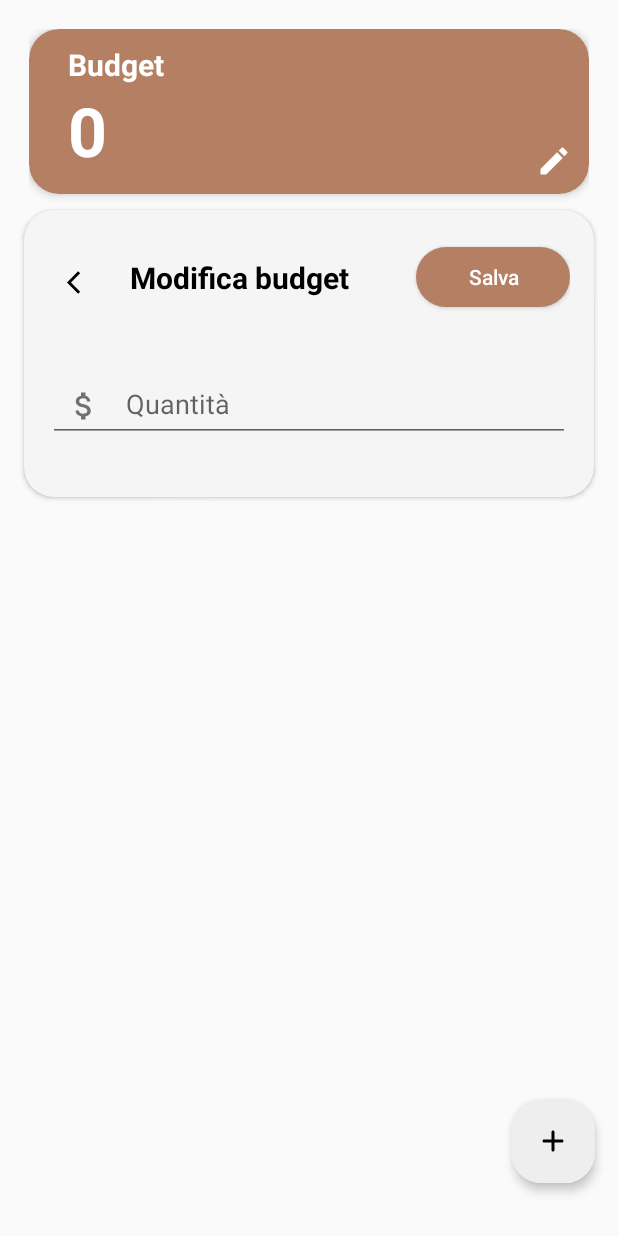
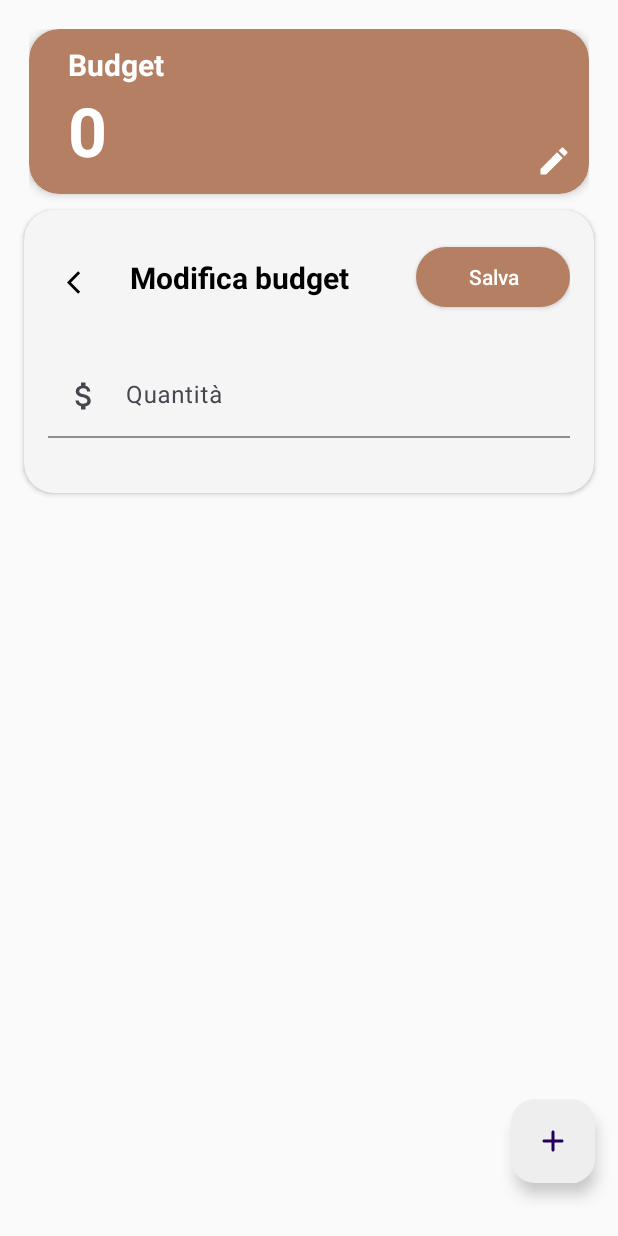
Before and after one commit to sanaa0209/TripTales, an Android app: the fragment SpeseFragment shown on its own in the app's theme, after a tap on "Modifica", on a phone screen of 412 x 824 dp. Run offline under Robolectric (Android 15) with nearby library versions, the phone set to English and light mode, and no system bars.

Commit message:
aggiustamenti errori nei campi

```diff
--- a/app/src/main/res/layout/activity_diary.xml
+++ b/app/src/main/res/layout/activity_diary.xml
@@ -18,12 +18,10 @@
             android:id="@+id/toolbar"
             android:layout_width="match_parent"
             android:layout_height="?attr/actionBarSize"
+            android:elevation="0dp"
             android:background="@color/primary"
-            android:elevation="4dp"
-            android:theme="@style/ThemeOverlay.AppCompat.ActionBar"
             app:menu="@menu/top_app_bar"
             app:navigationIcon="@drawable/baseline_menu_24"
-            app:popupTheme="@style/ThemeOverlay.AppCompat.Light"
             app:title="@string/app_name"
             app:titleCentered="true" />
 
@@ -32,7 +30,6 @@
             android:layout_width="match_parent"
             android:layout_height="wrap_content"
             app:layout_constraintTop_toBottomOf="@+id/toolbar"
-            app:tabIndicatorColor="@color/background_dark"
             app:tabGravity="fill"
             app:tabMode="fixed">
 
--- a/app/src/main/res/layout/activity_homepage.xml
+++ b/app/src/main/res/layout/activity_homepage.xml
@@ -13,10 +13,10 @@ android:orientation="vertical">
 
 <com.google.android.material.bottomnavigation.BottomNavigationView
     android:id="@+id/bottom_navigation"
+    android:layout_width="match_parent"
+    android:layout_height="wrap_content"
     android:background="@color/white"
     app:itemIconTint="@color/background_dark"
     app:itemTextColor="@color/background_dark"
-    android:layout_width="match_parent"
-    android:layout_height="wrap_content"
     app:menu="@menu/bottom_navigation_menu" />
 </LinearLayout>
--- a/app/src/main/res/layout/fragment_spese.xml
+++ b/app/src/main/res/layout/fragment_spese.xml
@@ -2,9 +2,11 @@
 <androidx.constraintlayout.widget.ConstraintLayout xmlns:android="http://schemas.android.com/apk/res/android"
     xmlns:app="http://schemas.android.com/apk/res-auto"
     xmlns:tools="http://schemas.android.com/tools"
+    android:theme="@style/Base.Theme.TripTales"
     android:layout_width="match_parent"
     android:layout_height="match_parent"
     android:orientation="vertical"
+    android:id="@+id/rootLayout"
     tools:context=".ui.diario.fragment.SpeseFragment">
 
     <LinearLayout
@@ -64,8 +66,8 @@
                     android:layout_gravity="bottom|end"
                     android:layout_weight="1"
                     android:background="@drawable/rounded_button"
+                    app:tint="@color/white"
                     android:backgroundTint="@color/secondary"
-                    app:tint="@color/white"
                     android:contentDescription="@string/buttonEditDescription"
                     android:src="@drawable/baseline_mode_edit_24" />
 
@@ -99,10 +101,11 @@
                 android:layout_height="wrap_content"
                 android:layout_marginTop="35dp"
                 android:paddingHorizontal="16dp"
+                app:trackColor="@color/white"
+                app:indicatorColor="@color/secondary"
+                app:trackStopIndicatorSize="0dp"
                 android:progress="0"
-                app:indicatorColor="@color/secondary"
                 app:indicatorTrackGapSize="0dp"
-                app:trackColor="@color/white"
                 app:trackCornerRadius="20dp"
                 app:trackThickness="10dp" />
 
@@ -125,7 +128,7 @@
                 android:textStyle="bold" />
 
             <Button
-                android:id="@+id/buttonViewAll"
+                android:id="@+id/buttonFilter"
                 android:layout_width="85dp"
                 android:layout_height="30dp"
                 android:layout_gravity="end"
@@ -164,8 +167,8 @@
         android:layout_height="wrap_content"
         android:layout_marginHorizontal="16dp"
         android:layout_marginTop="140dp"
+        app:cardCornerRadius="20dp"
         android:backgroundTint="@color/background_overlays"
-        app:cardCornerRadius="20dp"
         app:layout_constraintEnd_toEndOf="parent"
         app:layout_constraintHorizontal_bias="0.5"
         app:layout_constraintStart_toStartOf="parent"
@@ -221,6 +224,11 @@
             android:layout_marginTop="80dp"
             android:hint="@string/hintBudget"
             android:padding="16dp"
+            app:boxStrokeColor="@color/background_dark"
+            app:hintTextColor="@color/background_dark"
+            app:cursorColor="@color/secondary"
+            style="?attr/textInputFilledStyle"
+            app:boxBackgroundColor="@color/background_overlays"
             app:layout_constraintEnd_toEndOf="parent"
             app:layout_constraintHorizontal_bias="0.5"
             app:layout_constraintStart_toStartOf="parent"
@@ -233,9 +241,7 @@
                 android:id="@+id/inputBudget"
                 android:layout_width="match_parent"
                 android:layout_height="wrap_content"
-                android:textColorHighlight="@color/secondary"
-                android:inputType="number"
-                />
+                android:inputType="number" />
 
         </com.google.android.material.textfield.TextInputLayout>
 
@@ -244,7 +250,7 @@
     <androidx.cardview.widget.CardView
         android:id="@+id/cardAddSpesa"
         android:layout_width="match_parent"
-        android:layout_height="wrap_content"
+        android:layout_height="400dp"
         android:layout_marginHorizontal="16dp"
         android:layout_marginTop="18dp"
         android:backgroundTint="@color/background_overlays"
@@ -309,6 +315,11 @@
                 android:layout_marginTop="80dp"
                 android:hint="@string/hintBudget"
                 android:paddingHorizontal="16dp"
+                app:boxStrokeColor="@color/background_dark"
+                app:hintTextColor="@color/background_dark"
+                app:cursorColor="@color/secondary"
+                style="?attr/textInputFilledStyle"
+                app:boxBackgroundColor="@color/background_overlays"
                 app:errorEnabled="true"
                 app:helperTextEnabled="true"
                 app:startIconDrawable="@drawable/baseline_attach_money_24">
@@ -317,8 +328,7 @@
                     android:id="@+id/inputQuantitaSpesa"
                     android:layout_width="match_parent"
                     android:layout_height="wrap_content"
-                    android:inputType="number"
-                    android:textColorHighlight="@color/secondary" />
+                    android:inputType="number" />
 
             </com.google.android.material.textfield.TextInputLayout>
 
@@ -327,15 +337,21 @@
                 android:layout_width="match_parent"
                 android:layout_height="wrap_content"
                 android:paddingHorizontal="16dp"
+                app:boxStrokeColor="@color/background_dark"
+                app:hintTextColor="@color/background_dark"
+                app:cursorColor="@color/secondary"
+                style="?attr/textInputFilledStyle"
+                app:boxBackgroundColor="@color/background_overlays"
                 android:hint="@string/hintCategoria"
                 app:errorEnabled="true"
-                app:helperTextEnabled="true">
+                app:helperTextEnabled="true"
+                app:counterEnabled="true"
+                app:counterMaxLength="18">
 
                 <com.google.android.material.textfield.TextInputEditText
                     android:id="@+id/inputCategory"
                     android:layout_width="match_parent"
-                    android:layout_height="wrap_content"
-                    android:textColorHighlight="@color/secondary"/>
+                    android:layout_height="wrap_content" />
 
             </com.google.android.material.textfield.TextInputLayout>
 
@@ -345,14 +361,20 @@
                 android:layout_height="wrap_content"
                 android:hint="@string/hintDescription"
                 android:paddingHorizontal="16dp"
+                app:boxStrokeColor="@color/background_dark"
+                app:hintTextColor="@color/background_dark"
+                app:cursorColor="@color/secondary"
+                style="?attr/textInputFilledStyle"
+                app:boxBackgroundColor="@color/background_overlays"
                 app:errorEnabled="true"
-                app:helperTextEnabled="true">
+                app:helperTextEnabled="true"
+                app:counterEnabled="true"
+                app:counterMaxLength="18">
 
                 <com.google.android.material.textfield.TextInputEditText
                     android:id="@+id/inputDescription"
                     android:layout_width="match_parent"
-                    android:layout_height="wrap_content"
-                    android:textColorHighlight="@color/secondary"/>
+                    android:layout_height="wrap_content" />
 
             </com.google.android.material.textfield.TextInputLayout>
 
@@ -362,14 +384,20 @@
                 android:layout_height="wrap_content"
                 android:hint="@string/hintDate"
                 android:paddingHorizontal="16dp"
+                app:boxStrokeColor="@color/background_dark"
+                app:hintTextColor="@color/background_dark"
+                app:cursorColor="@color/secondary"
+                style="?attr/textInputFilledStyle"
+                app:boxBackgroundColor="@color/background_overlays"
                 app:errorEnabled="true"
-                app:helperTextEnabled="true">
+                app:helperTextEnabled="true"
+                app:counterEnabled="true"
+                app:counterMaxLength="10">
 
                 <com.google.android.material.textfield.TextInputEditText
                     android:id="@+id/inputDate"
                     android:layout_width="match_parent"
-                    android:layout_height="wrap_content"
-                    android:textColorHighlight="@color/secondary"/>
+                    android:layout_height="wrap_content" />
 
             </com.google.android.material.textfield.TextInputLayout>
 
@@ -378,17 +406,18 @@
     </androidx.cardview.widget.CardView>
 
 
-    <ImageButton
+    <com.google.android.material.floatingactionbutton.FloatingActionButton
         android:id="@+id/addButtonSpese"
         android:layout_width="56dp"
         android:layout_height="56dp"
         android:layout_marginEnd="15dp"
         android:layout_marginBottom="35dp"
-        android:background="@drawable/rounded_button"
-        android:backgroundTint="@color/white_dark"
+        app:rippleColor="@color/light_gray"
         android:contentDescription="@string/add_button_spese_description"
         android:elevation="4dp"
         android:src="@drawable/round_add_24"
+        android:backgroundTint="@color/white_dark"
+        android:background="@drawable/rounded_button"
         app:layout_constraintBottom_toBottomOf="@+id/linearLayout"
         app:layout_constraintEnd_toEndOf="parent" />
 
--- a/app/src/main/res/layout/activity_main.xml
+++ b/app/src/main/res/values-night/colors.xml
@@ -1,10 +1,13 @@
 <?xml version="1.0" encoding="utf-8"?>
-<androidx.constraintlayout.widget.ConstraintLayout xmlns:android="http://schemas.android.com/apk/res/android"
-    xmlns:app="http://schemas.android.com/apk/res-auto"
-    xmlns:tools="http://schemas.android.com/tools"
-    android:id="@+id/main"
-    android:layout_width="match_parent"
-    android:layout_height="match_parent"
-    tools:context=".ui.homepage.HomepageActivity">
+<resources>
+    <color name="black">#FF000000</color>
+    <color name="white">#FFFFFFFF</color>
+    <color name="primary">#CDBAA9</color>
+    <color name="secondary">#B57F63</color>
+    <color name="background_dark">#2C2C2C</color>
+    <color name="white_dark">#EEEEEE</color>
+    <color name="light_gray">#D9D9D9</color>
+    <color name="background_overlays">#F5F5F5</color>
+    <color name="error">#EE0000</color>
 
-</androidx.constraintlayout.widget.ConstraintLayout>
+</resources>
--- a/app/src/main/res/values/strings.xml
+++ b/app/src/main/res/values/strings.xml
@@ -40,6 +40,7 @@
     <string name="page_1">Diari</string>
     <string name="page_2">Mappa</string>
     <string name="page_3">Calendario</string>
+    <string name="snackbarErroreBudget">Imposta il budget!</string>
     <string name="firstHomePageText">Non hai ancora creato nessun diario, comincia la tua avventura!</string>
 
 
--- a/gradle/libs.versions.toml
+++ b/gradle/libs.versions.toml
@@ -9,11 +9,13 @@ appcompat = "1.7.0"
 material = "1.12.0"
 activity = "1.9.3"
 constraintlayout = "2.1.4"
+materialVersion = "1.9.0"
 navigationFragment = "2.8.4"
 navigationUi = "2.8.4"
 
 [libraries]
 androidx-cardview = { module = "androidx.cardview:cardview", version.ref = "cardviewVersion" }
+empty-material = { module = "com..google.android.material:material", version.ref = "materialVersion" }
 google-material-v190 = { module = "com.google.android.material:material", version.ref = "googleMaterial" }
 junit = { group = "junit", name = "junit", version.ref = "junit" }
 ext-junit = { group = "androidx.test.ext", name = "junit", version.ref = "junitVersion" }
```
Also changed, not shown: app/src/main/AndroidManifest.xml (+5 -5 lines), app/src/main/java/com/unimib/triptales/ui/diario/fragment/SpeseFragment.java (+38 -25 lines), app/src/main/res/layout/fragment_home.xml (+9 -5 lines), app/src/main/res/values/styles.xml (added, +13 -0 lines), app/src/main/res/drawable/rounded_button.xml (line endings or trailing spaces).
